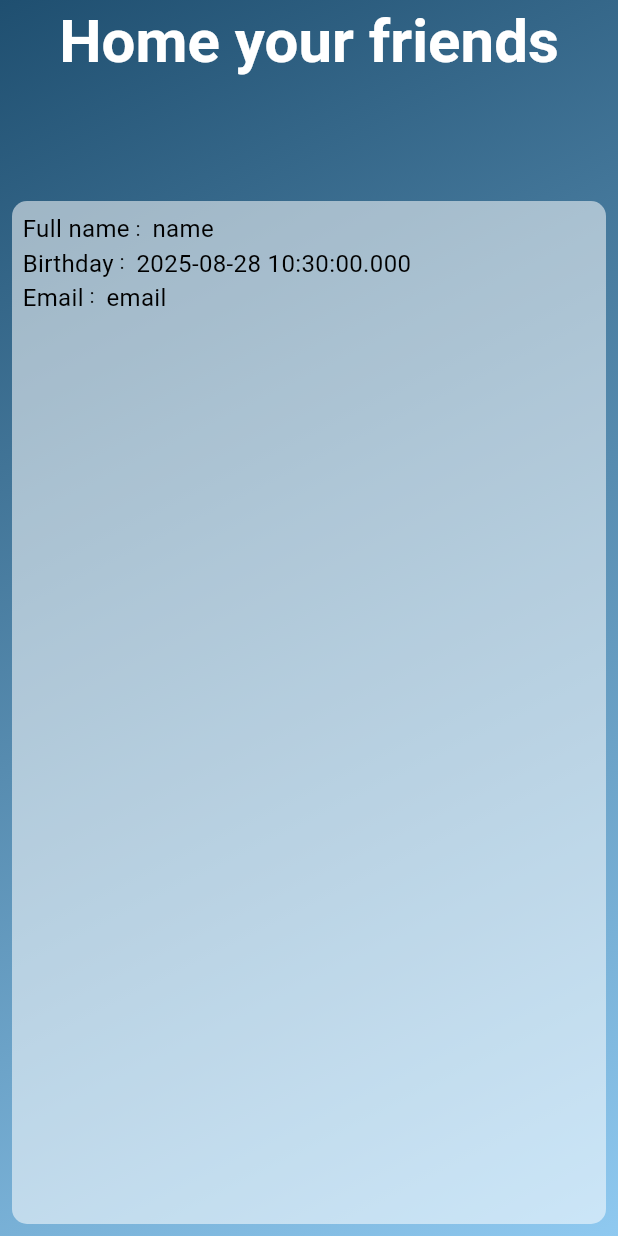
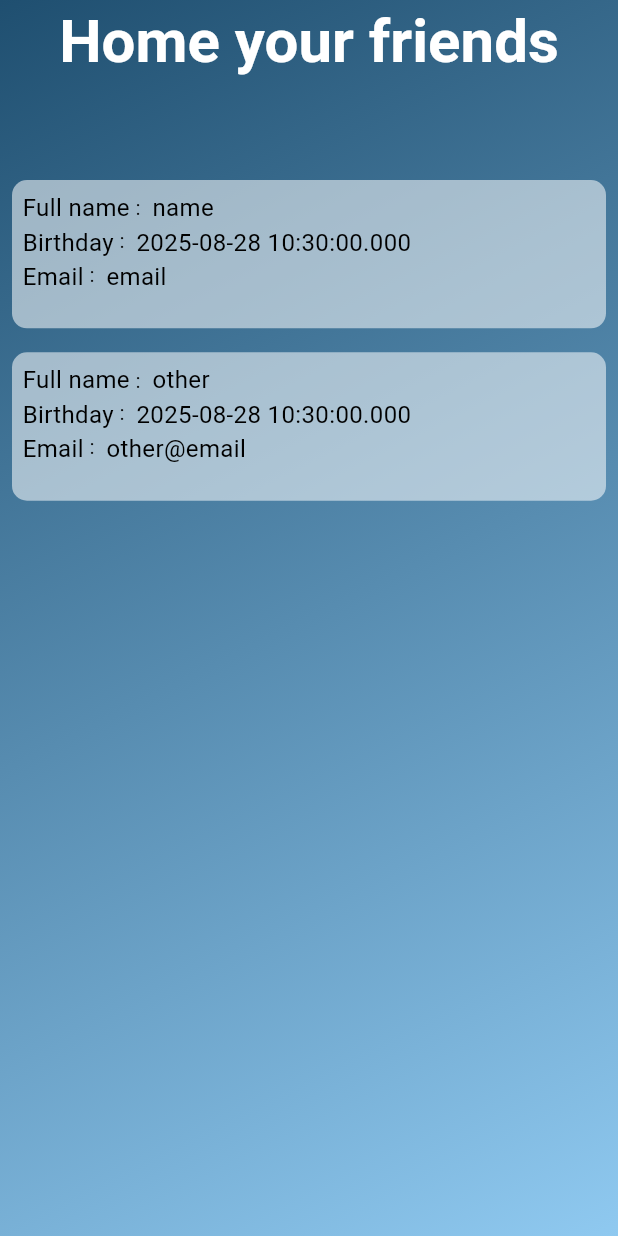
Before and after one commit to minhthongnt2610/flutter-exercises, a Flutter app: the screen it shows after launch, on a phone screen of 412 x 824 dp. Run offline on Flutter 3.47's test engine with Material 3 defaults, Android fonts, the phone set to English and light mode, and no system bars; our stand-ins replace cloud_firestore, date_field, firebase_core, firebase_crashlytics, sqflite, video_player; accounts and stored records are empty.

Commit message:
finish home/home_screen.dart

```diff
--- a/practice_firebase/lib/screens/home/home_screen.dart
+++ b/practice_firebase/lib/screens/home/home_screen.dart
@@ -41,15 +41,18 @@ class _HomeScreenState extends State<HomeScreen> {
         ),
 
         child: Padding(
-          padding: const EdgeInsets.only(top: kToolbarHeight + 70),
-          child: FriendElement(
-            friend: FriendModel(
-              id: 1,
-              name: 'name',
-              birthdate: DateTime.now(),
-              email: 'email',
-            ),
-            onTap: () {},
+          padding: const EdgeInsets.only(top: kToolbarHeight + 0),
+          child: ListView(
+            children: [
+              FriendElement(
+                friend: FriendModel(id: 1, name: 'name', birthdate: DateTime.now(), email: 'email'),
+                onTap: () {},
+              ),
+              FriendElement(
+                friend: FriendModel(id: 2, name: 'other', birthdate: DateTime.now(), email: 'other@email'),
+                onTap: () {},
+              ),
+            ],
           ),
         ),
       ),
--- a/practice_firebase/lib/screens/home/widgets/friend_elements.dart
+++ b/practice_firebase/lib/screens/home/widgets/friend_elements.dart
@@ -13,15 +13,15 @@ class FriendElement extends StatelessWidget {
   final VoidCallback onTap;
   @override
   Widget build(BuildContext context) {
-    final height = MediaQuery.sizeOf(context).height;
-    final width = MediaQuery.sizeOf(context).width;
+    final size = MediaQuery.of(context).size;
+
     return Padding(
       padding: const EdgeInsets.all(8.0),
       child: GestureDetector(
         onTap: onTap,
         child: Container(
-          width: 850 * width / 868,
-          height: 100 * height / 868,
+          width: size.width * 0.95,
+          height: size.height * 0.12,
           decoration: BoxDecoration(
             borderRadius: BorderRadius.circular(10),
             color: Colors.white54,
```
